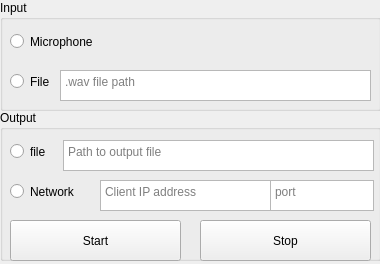
This is main.ui in adamkatav/denoiner_gui as Qt 5 draws it before an edit. The edited form follows.
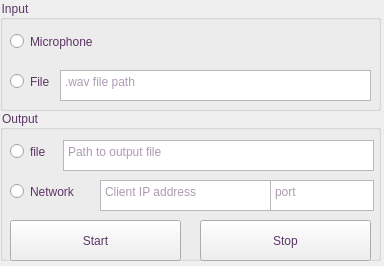
This is the edited form.

Patch:
```diff
--- a/main.ui
+++ b/main.ui
@@ -6,13 +6,16 @@
    <rect>
     <x>0</x>
     <y>0</y>
-    <width>380</width>
-    <height>264</height>
+    <width>384</width>
+    <height>266</height>
    </rect>
   </property>
   <property name="windowTitle">
    <string>Denoiser</string>
   </property>
+  <property name="styleSheet">
+   <string notr="true">color: rgb(92, 53, 102);</string>
+  </property>
   <widget class="QWidget" name="centralwidget">
    <widget class="QGroupBox" name="input">
     <property name="geometry">
```
Left out of the diff: 4 changed lines with no effect on the pictures.
